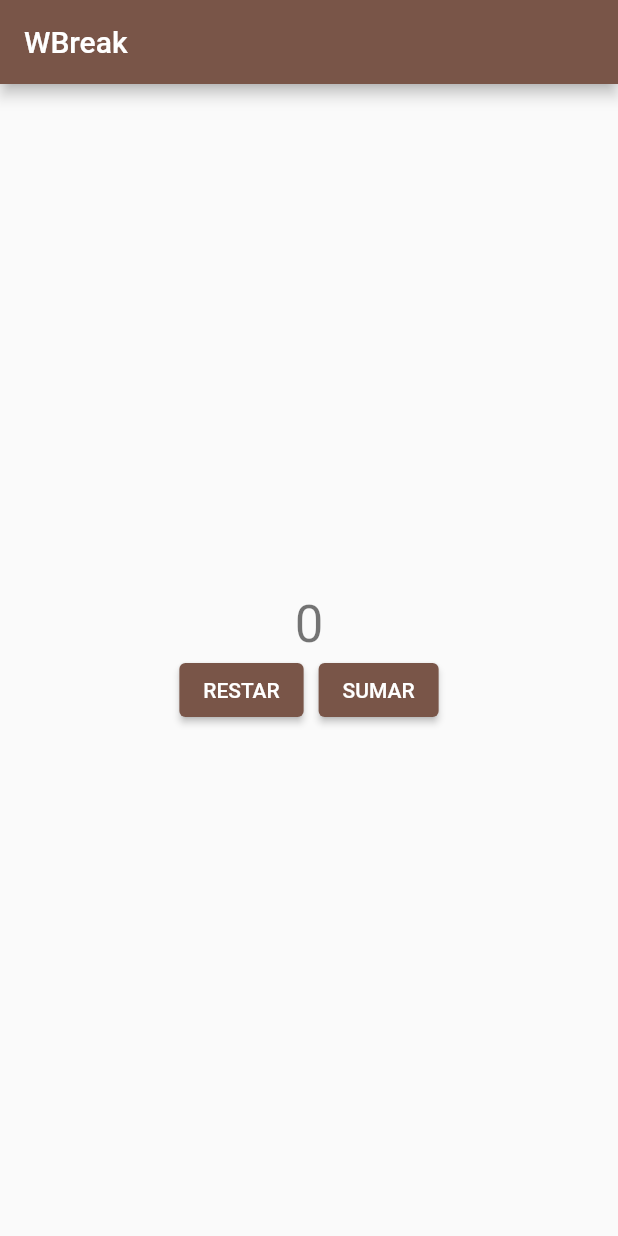
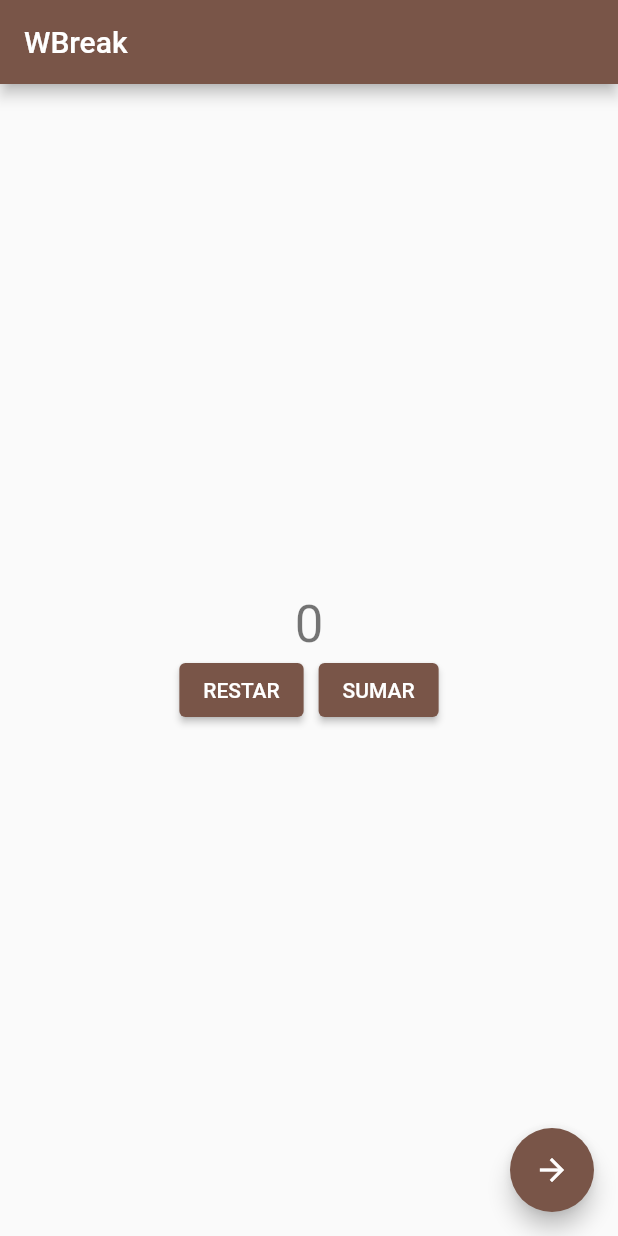
Before and after one commit to SOY4RIAS/w_break, a Flutter app: the screen it shows after launch, on a phone screen of 412 x 824 dp. Run offline on Flutter 3.47's test engine with Material 2 defaults, Android fonts, the phone set to English and light mode, and no system bars.

Commit message:
Added routing flow

```diff
--- a/lib/main.dart
+++ b/lib/main.dart
@@ -1,4 +1,5 @@
 import 'package:flutter/material.dart';
+import 'package:w_break/screens/about_screen.dart';
 import 'package:w_break/screens/home_screen.dart';
 
 main() {
@@ -14,6 +15,7 @@ class MyApp extends StatelessWidget {
       initialRoute: '/',
       routes: {
         '/': (context) => HomeScreen(),
+        '/about': (context) => AboutScreen()
       },
     );
   }
--- a/lib/screens/home_screen.dart
+++ b/lib/screens/home_screen.dart
@@ -49,6 +49,12 @@ class _HomeScreenState extends State<HomeScreen> {
           )
         ],
       ),
+      floatingActionButton: FloatingActionButton(
+        child: Icon(Icons.arrow_forward),
+        onPressed: () {
+          Navigator.of(context).pushNamed('/about');
+        },
+      ),
     );
   }
 }
```
Also changed, not shown: lib/screens/about_screen.dart (added, +21 -0 lines).
